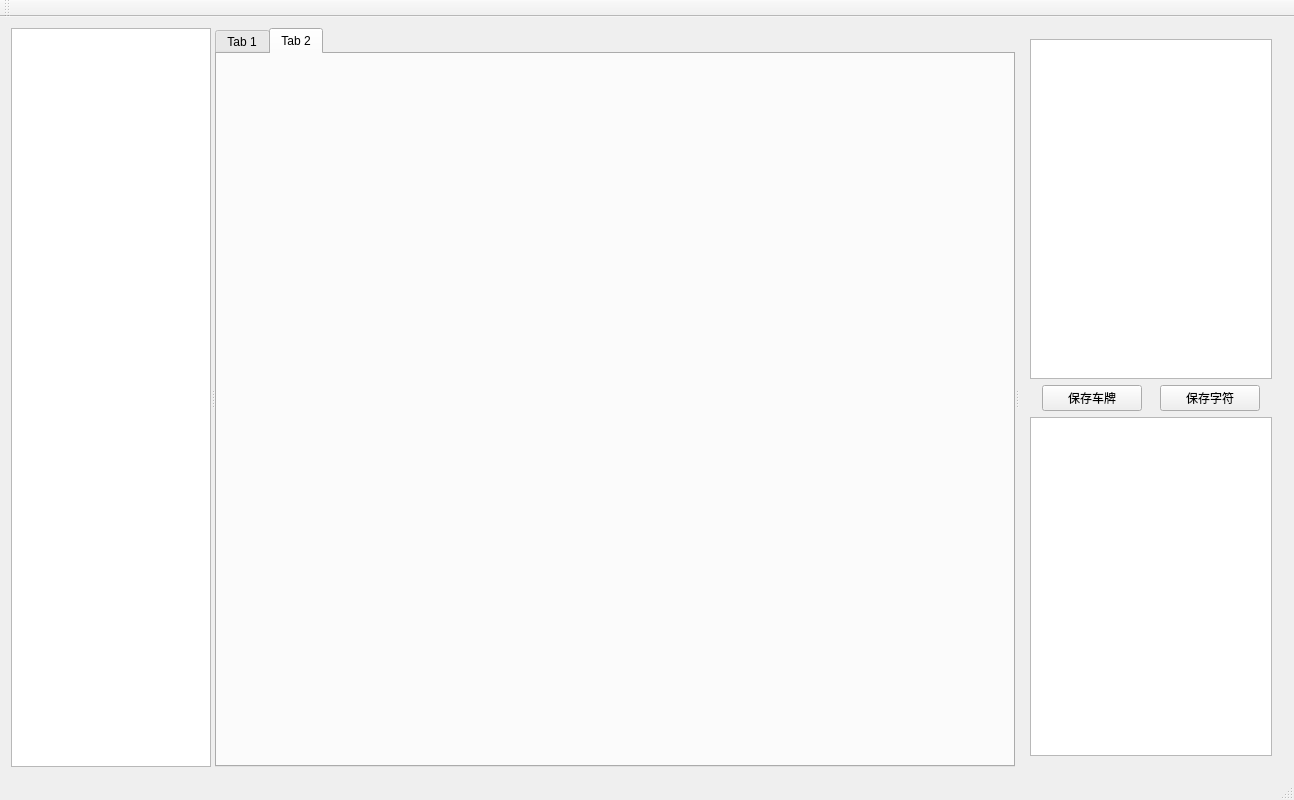
Before: the Qt Designer form src/CollectSample/mainwindow.ui in Penguinang/PlateRecog, drawn with Qt 5.
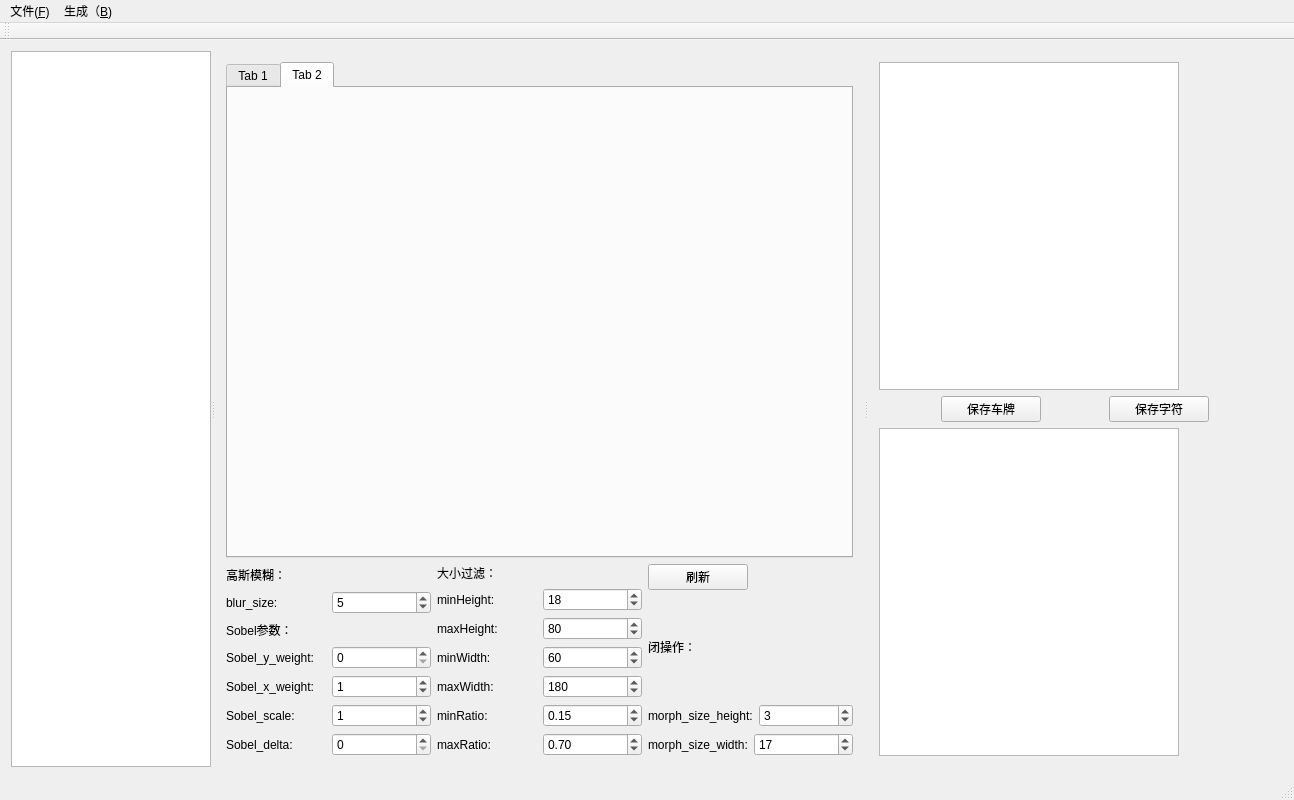
After: the same form once the commit is applied. The open tabs and pages were chosen to show the change.

Commit message: 添加了参数调整，修改了一点车牌与字符分割的获取

The edit to the form file:
```diff
--- a/src/CollectSample/mainwindow.ui
+++ b/src/CollectSample/mainwindow.ui
@@ -14,7 +14,7 @@
    <string>MainWindow</string>
   </property>
   <widget class="QWidget" name="centralWidget">
-   <layout class="QHBoxLayout" name="horizontalLayout_2">
+   <layout class="QVBoxLayout" name="verticalLayout_9">
     <item>
      <widget class="QSplitter" name="splitter">
       <property name="orientation">
@@ -28,28 +28,356 @@
         </size>
        </property>
       </widget>
-      <widget class="QTabWidget" name="tabWidget">
-       <property name="minimumSize">
-        <size>
-         <width>800</width>
-         <height>0</height>
-        </size>
-       </property>
-       <property name="currentIndex">
-        <number>0</number>
-       </property>
-       <widget class="QWidget" name="tab_3">
-        <attribute name="title">
-         <string>Tab 1</string>
-        </attribute>
-       </widget>
-       <widget class="QWidget" name="tab_4">
-        <attribute name="title">
-         <string>Tab 2</string>
-        </attribute>
-       </widget>
+      <widget class="QWidget" name="layoutWidget">
+       <layout class="QVBoxLayout" name="verticalLayout_2">
+        <item>
+         <widget class="QTabWidget" name="tabWidget">
+          <property name="minimumSize">
+           <size>
+            <width>0</width>
+            <height>0</height>
+           </size>
+          </property>
+          <property name="currentIndex">
+           <number>1</number>
+          </property>
+          <widget class="QWidget" name="tab_3">
+           <attribute name="title">
+            <string>Tab 1</string>
+           </attribute>
+          </widget>
+          <widget class="QWidget" name="tab_4">
+           <attribute name="title">
+            <string>Tab 2</string>
+           </attribute>
+          </widget>
+         </widget>
+        </item>
+        <item>
+         <layout class="QHBoxLayout" name="horizontalLayout_16">
+          <item>
+           <layout class="QVBoxLayout" name="verticalLayout_6">
+            <item>
+             <widget class="QLabel" name="gaosimohuLabel">
+              <property name="text">
+               <string>高斯模糊：</string>
+              </property>
+             </widget>
+            </item>
+            <item>
+             <layout class="QHBoxLayout" name="horizontalLayout_3">
+              <item>
+               <widget class="QLabel" name="blurSizeLabel">
+                <property name="text">
+                 <string>blur_size:</string>
+                </property>
+               </widget>
+              </item>
+              <item>
+               <widget class="QSpinBox" name="blurSizeBox">
+                <property name="value">
+                 <number>5</number>
+                </property>
+               </widget>
+              </item>
+             </layout>
+            </item>
+            <item>
+             <widget class="QLabel" name="sobelLabel">
+              <property name="text">
+               <string>Sobel参数：</string>
+              </property>
+             </widget>
+            </item>
+            <item>
+             <layout class="QVBoxLayout" name="verticalLayout_3">
+              <item>
+               <layout class="QHBoxLayout" name="horizontalLayout_7">
+                <item>
+                 <widget class="QLabel" name="sobelYweightLabel">
+                  <property name="text">
+                   <string>Sobel_y_weight:</string>
+                  </property>
+                 </widget>
+                </item>
+                <item>
+                 <widget class="QSpinBox" name="sobelYweightBox"/>
+                </item>
+               </layout>
+              </item>
+              <item>
+               <layout class="QHBoxLayout" name="horizontalLayout_6">
+                <item>
+                 <widget class="QLabel" name="sobelXweightLabel">
+                  <property name="text">
+                   <string>Sobel_x_weight:</string>
+                  </property>
+                 </widget>
+                </item>
+                <item>
+                 <widget class="QSpinBox" name="sobelXweightBox">
+                  <property name="value">
+                   <number>1</number>
+                  </property>
+                 </widget>
+                </item>
+               </layout>
+              </item>
+              <item>
+               <layout class="QHBoxLayout" name="horizontalLayout_4">
+                <item>
+                 <widget class="QLabel" name="sobelScaleLabel">
+                  <property name="text">
+                   <string>Sobel_scale:</string>
+                  </property>
+                 </widget>
+                </item>
+                <item>
+                 <widget class="QSpinBox" name="sobelScaleBox">
+                  <property name="value">
+                   <number>1</number>
+                  </property>
+                 </widget>
+                </item>
+               </layout>
+              </item>
+              <item>
+               <layout class="QHBoxLayout" name="horizontalLayout_5">
+                <item>
+                 <widget class="QLabel" name="sobelDeltaLabel">
+                  <property name="text">
+                   <string>Sobel_delta:</string>
+                  </property>
+                 </widget>
+                </item>
+                <item>
+                 <widget class="QSpinBox" name="sobelDeltaBox"/>
+                </item>
+               </layout>
+              </item>
+             </layout>
+            </item>
+           </layout>
+          </item>
+          <item>
+           <layout class="QVBoxLayout" name="verticalLayout_7">
+            <item>
+             <widget class="QLabel" name="sizeLabel">
+              <property name="text">
+               <string>大小过滤：</string>
+              </property>
+             </widget>
+            </item>
+            <item>
+             <layout class="QHBoxLayout" name="horizontalLayout_12">
+              <item>
+               <widget class="QLabel" name="minHeightLabel">
+                <property name="text">
+                 <string>minHeight:</string>
+                </property>
+               </widget>
+              </item>
+              <item>
+               <widget class="QSpinBox" name="minHeightBox">
+                <property name="maximum">
+                 <number>500</number>
+                </property>
+                <property name="value">
+                 <number>18</number>
+                </property>
+               </widget>
+              </item>
+             </layout>
+            </item>
+            <item>
+             <layout class="QVBoxLayout" name="verticalLayout_5">
+              <item>
+               <layout class="QHBoxLayout" name="horizontalLayout_13">
+                <item>
+                 <widget class="QLabel" name="maxHeightLabel">
+                  <property name="text">
+                   <string>maxHeight:</string>
+                  </property>
+                 </widget>
+                </item>
+                <item>
+                 <widget class="QSpinBox" name="maxHeightBox">
+                  <property name="maximum">
+                   <number>500</number>
+                  </property>
+                  <property name="value">
+                   <number>80</number>
+                  </property>
+                 </widget>
+                </item>
+               </layout>
+              </item>
+              <item>
+               <layout class="QHBoxLayout" name="horizontalLayout_10">
+                <item>
+                 <widget class="QLabel" name="minWidthLabel">
+                  <property name="text">
+                   <string>minWidth:</string>
+                  </property>
+                 </widget>
+                </item>
+                <item>
+                 <widget class="QSpinBox" name="minWidthBox">
+                  <property name="maximum">
+                   <number>500</number>
+                  </property>
+                  <property name="value">
+                   <number>60</number>
+                  </property>
+                 </widget>
+                </item>
+               </layout>
+              </item>
+              <item>
+               <layout class="QHBoxLayout" name="horizontalLayout_11">
+                <item>
+                 <widget class="QLabel" name="maxWidthLabel">
+                  <property name="text">
+                   <string>maxWidth:</string>
+                  </property>
+                 </widget>
+                </item>
+                <item>
+                 <widget class="QSpinBox" name="maxWidthBox">
+                  <property name="maximum">
+                   <number>500</number>
+                  </property>
+                  <property name="value">
+                   <number>180</number>
+                  </property>
+                 </widget>
+                </item>
+               </layout>
+              </item>
+              <item>
+               <layout class="QHBoxLayout" name="horizontalLayout_14">
+                <item>
+                 <widget class="QLabel" name="minRatioLabel">
+                  <property name="text">
+                   <string>minRatio:</string>
+                  </property>
+                 </widget>
+                </item>
+                <item>
+                 <widget class="QDoubleSpinBox" name="minRatioBox">
+                  <property name="maximum">
+                   <double>1.000000000000000</double>
+                  </property>
+                  <property name="singleStep">
+                   <double>0.050000000000000</double>
+                  </property>
+                  <property name="value">
+                   <double>0.150000000000000</double>
+                  </property>
+                 </widget>
+                </item>
+               </layout>
+              </item>
+              <item>
+               <layout class="QHBoxLayout" name="horizontalLayout_15">
+                <item>
+                 <widget class="QLabel" name="maxRatioLabel">
+                  <property name="text">
+                   <string>maxRatio:</string>
+                  </property>
+                 </widget>
+                </item>
+                <item>
+                 <widget class="QDoubleSpinBox" name="maxRatioBox">
+                  <property name="maximum">
+                   <double>1.000000000000000</double>
+                  </property>
+                  <property name="singleStep">
+                   <double>0.050000000000000</double>
+                  </property>
+                  <property name="value">
+                   <double>0.700000000000000</double>
+                  </property>
+                 </widget>
+                </item>
+               </layout>
+              </item>
+             </layout>
+            </item>
+           </layout>
+          </item>
+          <item>
+           <layout class="QVBoxLayout" name="verticalLayout_8">
+            <item>
+             <widget class="QPushButton" name="refresh">
+              <property name="maximumSize">
+               <size>
+                <width>100</width>
+                <height>16777215</height>
+               </size>
+              </property>
+              <property name="text">
+               <string>刷新</string>
+              </property>
+              <property name="shortcut">
+               <string>Enter</string>
+              </property>
+             </widget>
+            </item>
+            <item>
+             <widget class="QLabel" name="morphLabel">
+              <property name="text">
+               <string>闭操作：</string>
+              </property>
+             </widget>
+            </item>
+            <item>
+             <layout class="QVBoxLayout" name="verticalLayout_4">
+              <item>
+               <layout class="QHBoxLayout" name="horizontalLayout_9">
+                <item>
+                 <widget class="QLabel" name="morphSizeHeightLabel">
+                  <property name="text">
+                   <string>morph_size_height:</string>
+                  </property>
+                 </widget>
+                </item>
+                <item>
+                 <widget class="QSpinBox" name="morphSizeHeightBox">
+                  <property name="value">
+                   <number>3</number>
+                  </property>
+                 </widget>
+                </item>
+               </layout>
+              </item>
+              <item>
+               <layout class="QHBoxLayout" name="horizontalLayout_8">
+                <item>
+                 <widget class="QLabel" name="morphSizeWidthLabel">
+                  <property name="text">
+                   <string>morph_size_width:</string>
+                  </property>
+                 </widget>
+                </item>
+                <item>
+                 <widget class="QSpinBox" name="morphSizeWidthBox">
+                  <property name="value">
+                   <number>17</number>
+                  </property>
+                 </widget>
+                </item>
+               </layout>
+              </item>
+             </layout>
+            </item>
+           </layout>
+          </item>
+         </layout>
+        </item>
+       </layout>
       </widget>
-      <widget class="QWidget" name="">
+      <widget class="QWidget" name="layoutWidget">
        <layout class="QVBoxLayout" name="verticalLayout">
         <item>
          <widget class="QListWidget" name="plateList">
@@ -134,6 +462,20 @@
      <height>26</height>
     </rect>
    </property>
+   <widget class="QMenu" name="menu">
+    <property name="title">
+     <string>文件(&amp;F)</string>
+    </property>
+    <addaction name="openFile"/>
+   </widget>
+   <widget class="QMenu" name="menu_B">
+    <property name="title">
+     <string>生成（&amp;B)</string>
+    </property>
+    <addaction name="autoCreateSample"/>
+   </widget>
+   <addaction name="menu"/>
+   <addaction name="menu_B"/>
   </widget>
   <widget class="QToolBar" name="mainToolBar">
    <attribute name="toolBarArea">
```
Left out of the diff: 10 changed lines with no effect on the pictures. The commit also changes 8 other files.
